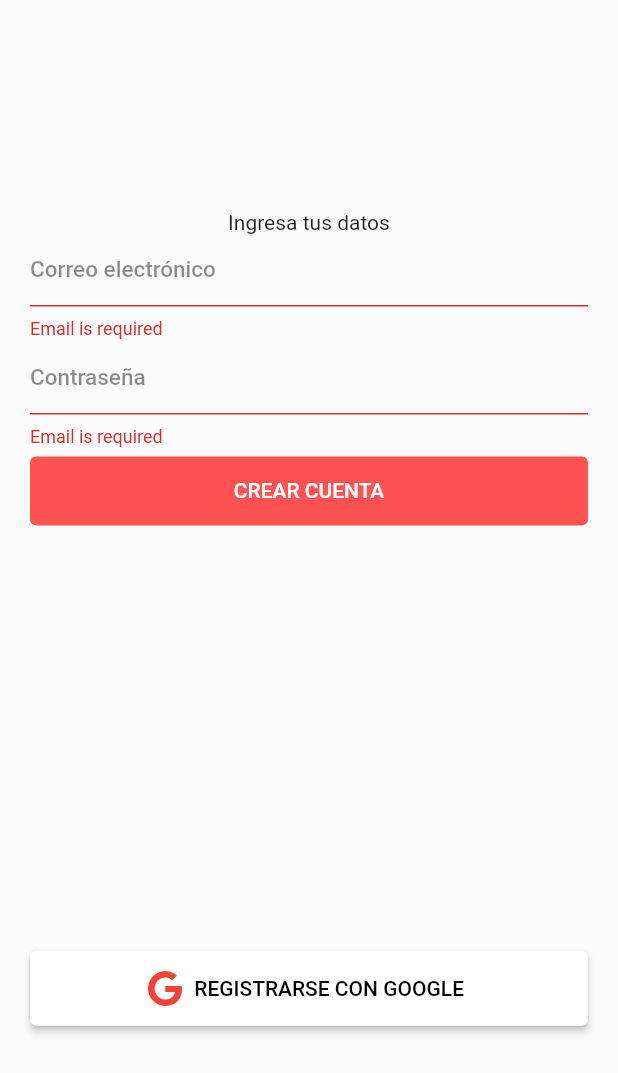
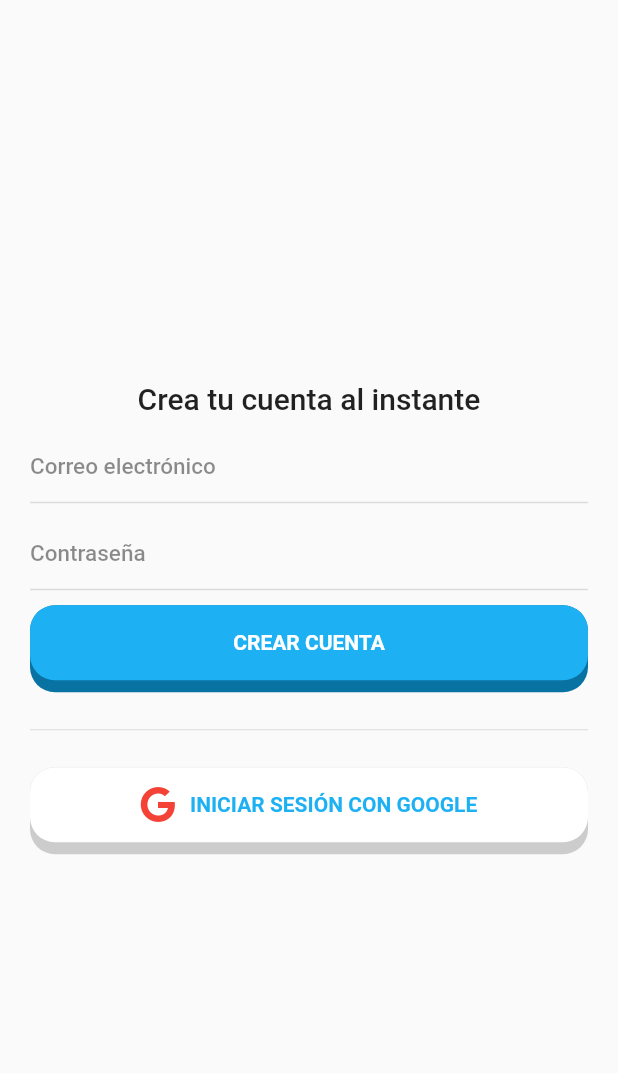
Before and after one commit to einjunge99/sign-laguage-learning, a Flutter app: the RegisterPage screen opened by its route, after a tap on "CREAR CUENTA", on a phone screen of 412 x 824 dp. Shown: the top 1073 px of the screen. Run offline on Flutter 3.47's test engine with Material 2 defaults, Android fonts, the phone set to English and light mode, and no system bars; our stand-ins replace cloud_firestore, dio, equatable, firebase_auth, firebase_core, flutter_hooks and 8 more; missing offline and left inert: riverpod_messages; accounts and stored records are empty; network calls fail.

Commit message:
Update look and feel: RegisterPage

```diff
--- a/lib/pages/login_page.dart
+++ b/lib/pages/login_page.dart
@@ -31,7 +31,7 @@ class _LoginPageState extends ConsumerState<LoginPage> {
                   crossAxisAlignment: CrossAxisAlignment.stretch,
                   children: [
                     LoginForm(notifier),
-                    const Divider(),
+                    const Divider(height: 50),
                     CustomButton(
                       title: 'INICIAR SESIÓN CON GOOGLE',
                       variant: ButtonVariant.secondary,
--- a/lib/pages/register_page.dart
+++ b/lib/pages/register_page.dart
@@ -1,8 +1,8 @@
 import 'package:flutter/material.dart';
 import 'package:flutter_riverpod/flutter_riverpod.dart';
 import 'package:font_awesome_flutter/font_awesome_flutter.dart';
-import 'package:sign_language_learning/pages/home_page.dart';
 import 'package:sign_language_learning/providers.dart';
+import 'package:sign_language_learning/widgets/common/button.dart';
 import 'package:sign_language_learning/widgets/forms/register_form.dart';
 
 class RegisterPage extends ConsumerStatefulWidget {
@@ -21,22 +21,19 @@ class _RegisterPageState extends ConsumerState<RegisterPage> {
       body: Container(
         padding: const EdgeInsets.symmetric(horizontal: 20),
         child: Column(
-          mainAxisAlignment: MainAxisAlignment.spaceAround,
+          mainAxisAlignment: MainAxisAlignment.center,
           crossAxisAlignment: CrossAxisAlignment.stretch,
           children: [
             RegisterForm(notifier),
-            ElevatedButton.icon(
-              style: ElevatedButton.styleFrom(
-                primary: Colors.white,
-                onPrimary: Colors.black,
-                minimumSize: Size(double.infinity, 50),
-              ),
-              icon: FaIcon(
+            const Divider(height: 50),
+            CustomButton(
+              title: 'INICIAR SESIÓN CON GOOGLE',
+              variant: ButtonVariant.secondary,
+              icon: const FaIcon(
                 FontAwesomeIcons.google,
                 color: Colors.red,
               ),
-              label: Text("REGISTRARSE CON GOOGLE"),
-              onPressed: () async {
+              onTap: () async {
                 String? response = await notifier.googleSignIn();
                 if (response != null) {
                   Navigator.pushNamedAndRemoveUntil(
--- a/lib/widgets/forms/register_form.dart
+++ b/lib/widgets/forms/register_form.dart
@@ -1,5 +1,6 @@
 import 'package:flutter/material.dart';
 import 'package:sign_language_learning/providers.dart';
+import 'package:sign_language_learning/widgets/common/button.dart';
 import 'package:sign_language_learning/widgets/common/input_text.dart';
 
 class RegisterForm extends StatefulWidget {
@@ -32,68 +33,33 @@ class _RegisterFormState extends State<RegisterForm> {
 
   @override
   Widget build(BuildContext context) {
-    return Container(
-      child: Form(
+    return Form(
       key: _formKey,
       child: Column(
         children: <Widget>[
-            Text("Ingresa tus datos"),
+          Text(
+            "Crea tu cuenta al instante",
+            style: Theme.of(context).textTheme.titleLarge,
+          ),
+          const SizedBox(height: 10),
           InputText(
             label: 'Correo electrónico',
             keyboardType: TextInputType.emailAddress,
-              // fontSize: responsive.relativeDiagonal(1.4),
             onChanged: (String text) {
               _email = text;
             },
-              validator: (String? text) {
-                if (text?.isEmpty ?? true) {
-                  return 'Email is required';
-                }
-                return null;
-              },
           ),
-            SizedBox(
-              // height: responsive.relativeDiagonal(2),
-              height: 2,
-            ),
+          const SizedBox(height: 10),
           InputText(
             label: 'Contraseña',
             obscureText: true,
-              // fontSize: responsive.relativeDiagonal(1.4),
             onChanged: (String text) {
               _password = text;
             },
-              validator: (String? text) {
-                if (text?.isEmpty ?? true) {
-                  return 'Email is required';
-                }
-                return null;
-              },
           ),
-            SizedBox(
-              // height: responsive.relativeDiagonal(5),
-              height: 5,
-            ),
-            SizedBox(
-              width: double.infinity,
-              child: TextButton(
-                style: TextButton.styleFrom(
-                  backgroundColor: Colors.redAccent,
-                  padding: const EdgeInsets.symmetric(vertical: 15),
-                ),
-                onPressed: _submit,
-                child: const Text(
-                  'CREAR CUENTA',
-                  style: TextStyle(color: Colors.white),
-                ),
-              ),
-            ),
-            SizedBox(
-              // height: responsive.relativeDiagonal(2),
-              height: 2,
-            ),
+          const SizedBox(height: 10),
+          CustomButton(title: 'CREAR CUENTA', onTap: _submit),
         ],
-        ),
       ),
     );
   }
```
Also changed, not shown: lib/widgets/forms/login_form.dart (+4 -12 lines). Lines whose indentation alone changed are shown as unchanged.
